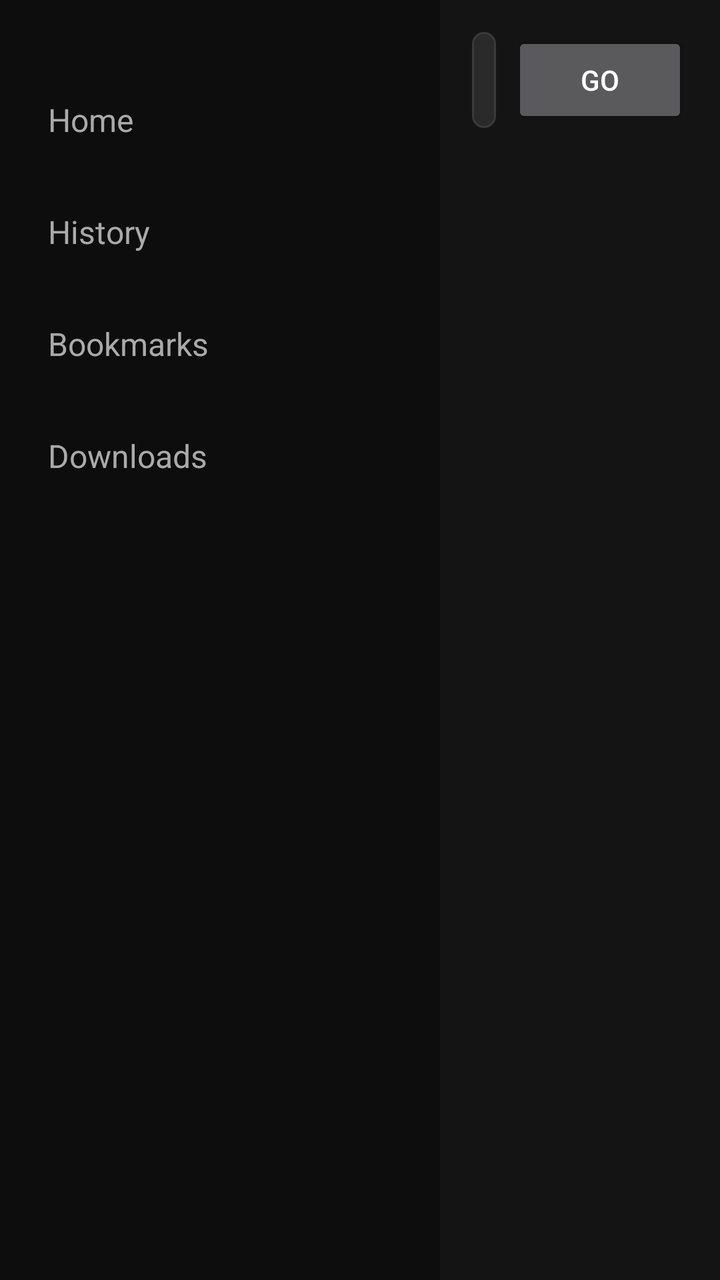
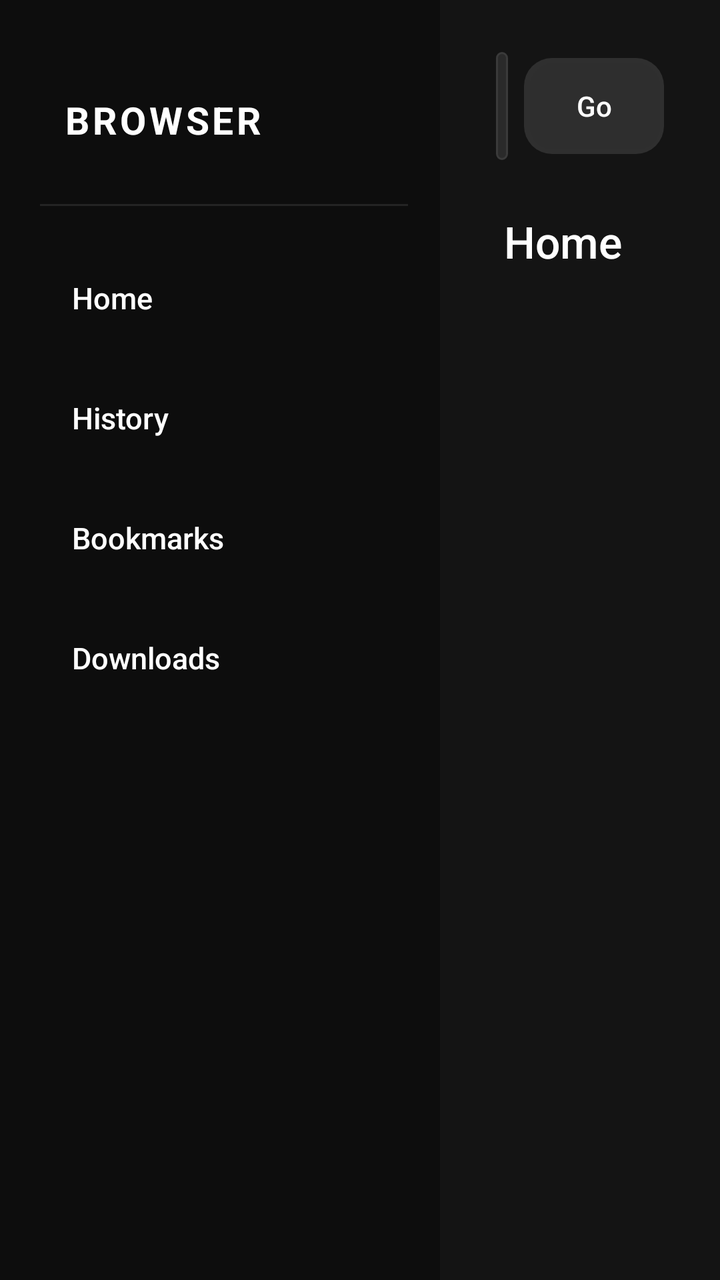

The first picture is an Android layout as it rendered before a commit; the second is the same layout after the commit. The layout source and the unified diff follow.
<!-- AndroidManifest.xml: activity theme Theme.TvBrowser -->
<!-- res/layout/activity_main.xml -->
<?xml version="1.0" encoding="utf-8"?>
<LinearLayout xmlns:android="http://schemas.android.com/apk/res/android"
    android:layout_width="match_parent"
    android:layout_height="match_parent"
    android:orientation="horizontal"
    android:background="@color/content_bg">

    
    <LinearLayout
        android:id="@+id/nav_column"
        android:layout_width="220dp"
        android:layout_height="match_parent"
        android:orientation="vertical"
        android:background="@color/nav_bg"
        android:paddingTop="32dp">

        <TextView
            android:id="@+id/nav_home"
            style="@style/NavItem"
            android:text="Home"
            android:focusable="true" />

        <TextView
            android:id="@+id/nav_history"
            style="@style/NavItem"
            android:text="History"
            android:focusable="true" />

        <TextView
            android:id="@+id/nav_bookmarks"
            style="@style/NavItem"
            android:text="Bookmarks"
            android:focusable="true" />

        <TextView
            android:id="@+id/nav_downloads"
            style="@style/NavItem"
            android:text="Downloads"
            android:focusable="true" />
    </LinearLayout>

    
    <LinearLayout
        android:layout_width="0dp"
        android:layout_height="match_parent"
        android:layout_weight="1"
        android:orientation="vertical"
        android:padding="16dp">

        
        <LinearLayout
            android:layout_width="match_parent"
            android:layout_height="wrap_content"
            android:orientation="horizontal"
            android:gravity="center_vertical"
            android:layout_marginBottom="16dp">

            
            <LinearLayout
                android:layout_width="0dp"
                android:layout_height="48dp"
                android:layout_weight="1"
                android:orientation="horizontal"
                android:gravity="center_vertical"
                android:background="@drawable/bg_search_bar"
                android:paddingStart="16dp"
                android:paddingEnd="8dp">

                <EditText
                    android:id="@+id/url_edit_text"
                    android:layout_width="0dp"
                    android:layout_height="wrap_content"
                    android:layout_weight="1"
                    android:singleLine="true"
                    android:imeOptions="actionGo"
                    android:inputType="textUri"
                    android:background="@android:color/transparent"
                    android:textColor="#FFFFFF"
                    android:textColorHint="#888888"
                    android:hint="Search or enter URL"
                    android:focusable="true" />

                <TextView
                    android:id="@+id/bookmark_star"
                    android:layout_width="40dp"
                    android:layout_height="40dp"
                    android:gravity="center"
                    android:textSize="20sp"
                    android:textColor="#888888"
                    android:focusable="true"
                    android:clickable="true"
                    android:text="☆" />
            </LinearLayout>

            
            <Button
                android:id="@+id/go_button"
                android:layout_width="wrap_content"
                android:layout_height="48dp"
                android:layout_marginStart="8dp"
                android:text="Go"
                android:focusable="true" />
        </LinearLayout>

        
        <androidx.recyclerview.widget.RecyclerView
            android:id="@+id/content_grid"
            android:layout_width="match_parent"
            android:layout_height="0dp"
            android:layout_weight="1"
            android:clipToPadding="false"
            android:paddingTop="8dp" />

    </LinearLayout>
</LinearLayout>
<!-- resources referenced by this layout -->
<resources>
  <color name="content_bg">#141414</color>
  <color name="nav_bg">#0D0D0D</color>
  <!-- drawable bg_search_bar (drawable) -->
  <shape xmlns:android="http://schemas.android.com/apk/res/android" android:shape="rectangle">
      <solid android:color="@color/search_bar_bg" />
      <corners android:radius="24dp" />
      <stroke android:width="1dp" android:color="#3A3A3A" />
  </shape>
  <style name="NavItem">
          <item name="android:layout_width">match_parent</item>
          <item name="android:layout_height">56dp</item>
          <item name="android:gravity">center_vertical</item>
          <item name="android:paddingStart">24dp</item>
          <item name="android:textSize">16sp</item>
          <item name="android:textColor">@color/nav_text</item>
          <item name="android:background">@drawable/nav_item_bg</item>
          <item name="android:focusable">true</item>
          <item name="android:clickable">true</item>
      </style>
  <style name="Theme.TvBrowser" parent="Theme.AppCompat.NoActionBar" />
  <color name="search_bar_bg">#2A2A2A</color>
  <color name="nav_text">#AAAAAA</color>
  <!-- drawable nav_item_bg (drawable) -->
  <selector xmlns:android="http://schemas.android.com/apk/res/android">
      <item android:state_selected="true" android:drawable="@color/nav_selected" />
      <item android:state_focused="true" android:drawable="@color/nav_selected" />
      <item android:drawable="@android:color/transparent" />
  </selector>
  <color name="nav_selected">#1565C0</color>
</resources>

<!-- the commit's change to res/layout/activity_main.xml (unified diff, before → after) -->
@@ -1,115 +1,247 @@
 <?xml version="1.0" encoding="utf-8"?>
 <LinearLayout xmlns:android="http://schemas.android.com/apk/res/android"
+    xmlns:app="http://schemas.android.com/apk/res-auto"
     android:layout_width="match_parent"
     android:layout_height="match_parent"
     android:orientation="horizontal"
     android:background="@color/content_bg">
 
     
+    
+    
+
     <LinearLayout
         android:id="@+id/nav_column"
         android:layout_width="220dp"
         android:layout_height="match_parent"
         android:orientation="vertical"
-        android:background="@color/nav_bg"
-        android:paddingTop="32dp">
-
+        android:paddingStart="20dp"
+        android:paddingEnd="16dp"
+        android:paddingTop="36dp"
+        android:paddingBottom="24dp"
+        android:background="@color/nav_bg">
+
+        
+        <TextView
+            android:layout_width="match_parent"
+            android:layout_height="48dp"
+            android:gravity="center_vertical"
+            android:paddingStart="12dp"
+            android:text="BROWSER"
+            android:textColor="#FFFFFF"
+            android:textSize="19sp"
+            android:textStyle="bold"
+            android:letterSpacing="0.08" />
+
+        
+        <View
+            android:layout_width="match_parent"
+            android:layout_height="1dp"
+            android:layout_marginTop="18dp"
+            android:layout_marginBottom="20dp"
+            android:background="#18FFFFFF" />
+
+        
         <TextView
             android:id="@+id/nav_home"
-            style="@style/NavItem"
+            android:layout_width="match_parent"
+            android:layout_height="52dp"
+            android:layout_marginBottom="8dp"
+            android:gravity="center_vertical"
+            android:paddingStart="16dp"
             android:text="Home"
-            android:focusable="true" />
-
+            android:textColor="#FFFFFF"
+            android:textSize="15sp"
+            android:fontFamily="sans-serif-medium"
+            android:focusable="true"
+            android:clickable="true"
+            android:background="@drawable/nav_button_bg" />
+
+        
         <TextView
             android:id="@+id/nav_history"
-            style="@style/NavItem"
+            android:layout_width="match_parent"
+            android:layout_height="52dp"
+            android:layout_marginBottom="8dp"
+            android:gravity="center_vertical"
+            android:paddingStart="16dp"
             android:text="History"
-            android:focusable="true" />
-
+            android:textColor="#FFFFFF"
+            android:textSize="15sp"
+            android:fontFamily="sans-serif-medium"
+            android:focusable="true"
+            android:clickable="true"
+            android:background="@drawable/nav_button_bg" />
+
+        
         <TextView
             android:id="@+id/nav_bookmarks"
-            style="@style/NavItem"
+            android:layout_width="match_parent"
+            android:layout_height="52dp"
+            android:layout_marginBottom="8dp"
+            android:gravity="center_vertical"
+            android:paddingStart="16dp"
             android:text="Bookmarks"
-            android:focusable="true" />
-
+            android:textColor="#FFFFFF"
+            android:textSize="15sp"
+            android:fontFamily="sans-serif-medium"
+            android:focusable="true"
+            android:clickable="true"
+            android:background="@drawable/nav_button_bg" />
+
+        
         <TextView
             android:id="@+id/nav_downloads"
-            style="@style/NavItem"
+            android:layout_width="match_parent"
+            android:layout_height="52dp"
+            android:layout_marginBottom="8dp"
+            android:gravity="center_vertical"
+            android:paddingStart="16dp"
             android:text="Downloads"
-            android:focusable="true" />
+            android:textColor="#FFFFFF"
+            android:textSize="15sp"
+            android:fontFamily="sans-serif-medium"
+            android:focusable="true"
+            android:clickable="true"
+            android:background="@drawable/nav_button_bg" />
+
     </LinearLayout>
 
-    
+
+    
+    
+    
+
     <LinearLayout
         android:layout_width="0dp"
         android:layout_height="match_parent"
         android:layout_weight="1"
         android:orientation="vertical"
-        android:padding="16dp">
-
-        
+        android:paddingStart="28dp"
+        android:paddingEnd="28dp"
+        android:paddingTop="24dp"
+        android:paddingBottom="20dp">
+
+
+        
+        
+        
+
         <LinearLayout
             android:layout_width="match_parent"
-            android:layout_height="wrap_content"
+            android:layout_height="58dp"
             android:orientation="horizontal"
-            android:gravity="center_vertical"
-            android:layout_marginBottom="16dp">
+            android:gravity="center_vertical">
 
             
             <LinearLayout
                 android:layout_width="0dp"
-                android:layout_height="48dp"
+                android:layout_height="54dp"
                 android:layout_weight="1"
                 android:orientation="horizontal"
                 android:gravity="center_vertical"
-                android:background="@drawable/bg_search_bar"
-                android:paddingStart="16dp"
-                android:paddingEnd="8dp">
-
+                android:paddingStart="18dp"
+                android:paddingEnd="6dp"
+                android:background="@drawable/bg_search_bar">
+
+                
+                <TextView
+                    android:layout_width="34dp"
+                    android:layout_height="match_parent"
+                    android:gravity="center"
+                    android:text="⌕"
+                    android:textColor="#8EFFFFFF"
+                    android:textSize="25sp" />
+
+                
                 <EditText
                     android:id="@+id/url_edit_text"
                     android:layout_width="0dp"
-                    android:layout_height="wrap_content"
+                    android:layout_height="match_parent"
                     android:layout_weight="1"
+                    android:layout_marginStart="4dp"
                     android:singleLine="true"
                     android:imeOptions="actionGo"
                     android:inputType="textUri"
                     android:background="@android:color/transparent"
                     android:textColor="#FFFFFF"
-                    android:textColorHint="#888888"
+                    android:textColorHint="#7AFFFFFF"
+                    android:textSize="15sp"
                     android:hint="Search or enter URL"
+                    android:padding="0dp"
                     android:focusable="true" />
 
+                
                 <TextView
                     android:id="@+id/bookmark_star"
-                    android:layout_width="40dp"
-                    android:layout_height="40dp"
+                    android:layout_width="44dp"
+                    android:layout_height="44dp"
                     android:gravity="center"
-                    android:textSize="20sp"
-                    android:textColor="#888888"
+                    android:text="☆"
+                    android:textColor="#BFFFFFFF"
+                    android:textSize="25sp"
                     android:focusable="true"
                     android:clickable="true"
-                    android:text="☆" />
+                    android:background="@drawable/small_focus_bg" />
+
             </LinearLayout>
 
+
             
+
             <Button
                 android:id="@+id/go_button"
-                android:layout_width="wrap_content"
+                android:layout_width="70dp"
                 android:layout_height="48dp"
                 android:layout_marginStart="8dp"
                 android:text="Go"
-                android:focusable="true" />
+                android:textColor="#FFFFFF"
+                android:textSize="14sp"
+                android:textAllCaps="false"
+                android:background="@drawable/go_button_bg"
+                android:focusable="true"
+                android:clickable="true"
+                android:minWidth="0dp"
+                android:minHeight="0dp" />
+
         </LinearLayout>
 
-        
+
+        
+        
+        
+
+        <TextView
+            android:id="@+id/content_title"
+            android:layout_width="match_parent"
+            android:layout_height="wrap_content"
+            android:layout_marginTop="24dp"
+            android:layout_marginStart="4dp"
+            android:layout_marginBottom="8dp"
+            android:text="Home"
+            android:textColor="#FFFFFF"
+            android:textSize="22sp"
+            android:fontFamily="sans-serif-medium" />
+
+
+
+
+        
+        
+        
+
         <androidx.recyclerview.widget.RecyclerView
             android:id="@+id/content_grid"
             android:layout_width="match_parent"
             android:layout_height="0dp"
             android:layout_weight="1"
+            android:layout_marginTop="8dp"
+            android:clipChildren="false"
             android:clipToPadding="false"
-            android:paddingTop="8dp" />
+            android:padding="8dp" />
+
+
 
     </LinearLayout>
+
 </LinearLayout>
<!-- resource entries referenced after the edit -->
@@ -8,26 +8,101 @@
       <corners android:radius="24dp" />
       <stroke android:width="1dp" android:color="#3A3A3A" />
   </shape>
-  <style name="NavItem">
-          <item name="android:layout_width">match_parent</item>
-          <item name="android:layout_height">56dp</item>
-          <item name="android:gravity">center_vertical</item>
-          <item name="android:paddingStart">24dp</item>
-          <item name="android:textSize">16sp</item>
-          <item name="android:textColor">@color/nav_text</item>
-          <item name="android:background">@drawable/nav_item_bg</item>
-          <item name="android:focusable">true</item>
-          <item name="android:clickable">true</item>
-      </style>
+  <!-- drawable go_button_bg (drawable) -->
+  <?xml version="1.0" encoding="utf-8"?>
+  <selector xmlns:android="http://schemas.android.com/apk/res/android">
+  
+      
+      <item android:state_focused="true">
+          <shape android:shape="rectangle">
+  
+              <solid android:color="#26C8C8C8" />
+  
+              <corners android:radius="14dp" />
+  
+              <stroke
+                  android:width="3dp"
+                  android:color="#FFFFFF" />
+  
+          </shape>
+      </item>
+  
+      
+      <item android:state_pressed="true">
+          <shape android:shape="rectangle">
+  
+              <solid android:color="#26C8C8C8" />
+  
+              <corners android:radius="14dp" />
+  
+          </shape>
+      </item>
+  
+      
+      <item>
+          <shape android:shape="rectangle">
+  
+              <solid android:color="#26C8C8C8" />
+  
+              <corners android:radius="14dp" />
+  
+          </shape>
+      </item>
+  
+  </selector>
+  <!-- drawable nav_button_bg (drawable) -->
+  <?xml version="1.0" encoding="utf-8"?>
+  <selector xmlns:android="http://schemas.android.com/apk/res/android">
+  
+      <item android:state_focused="true">
+          <shape android:shape="rectangle">
+              <solid android:color="#26C8C8C8" />
+              <corners android:radius="12dp" />
+              <stroke
+                  android:width="2dp"
+                  android:color="#FBFBFB" />
+          </shape>
+      </item>
+  
+      <item android:state_pressed="true">
+          <shape android:shape="rectangle">
+              <solid android:color="#26C8C8C8" />
+              <corners android:radius="12dp" />
+          </shape>
+      </item>
+  
+      <item>
+          <shape android:shape="rectangle">
+              <solid android:color="@android:color/transparent" />
+              <corners android:radius="12dp" />
+          </shape>
+      </item>
+  
+  </selector>
+  <!-- drawable small_focus_bg (drawable) -->
+  <?xml version="1.0" encoding="utf-8"?>
+  <selector xmlns:android="http://schemas.android.com/apk/res/android">
+  
+      <item android:state_focused="true">
+          <shape android:shape="rectangle">
+              <solid android:color="#26C8C8C8" />
+              <corners android:radius="12dp" />
+              <stroke
+                  android:width="2dp"
+                  android:color="#FFFFFF" />
+          </shape>
+      </item>
+  
+      <item>
+          <shape android:shape="rectangle">
+              <solid android:color="@android:color/transparent" />
+              <corners android:radius="12dp" />
+          </shape>
+      </item>
+  
+  
+  </selector>
   <style name="Theme.TvBrowser" parent="Theme.AppCompat.NoActionBar" />
   <color name="search_bar_bg">#2A2A2A</color>
-  <color name="nav_text">#AAAAAA</color>
-  <!-- drawable nav_item_bg (drawable) -->
-  <selector xmlns:android="http://schemas.android.com/apk/res/android">
-      <item android:state_selected="true" android:drawable="@color/nav_selected" />
-      <item android:state_focused="true" android:drawable="@color/nav_selected" />
-      <item android:drawable="@android:color/transparent" />
-  </selector>
-  <color name="nav_selected">#1565C0</color>
 </resources>
 
